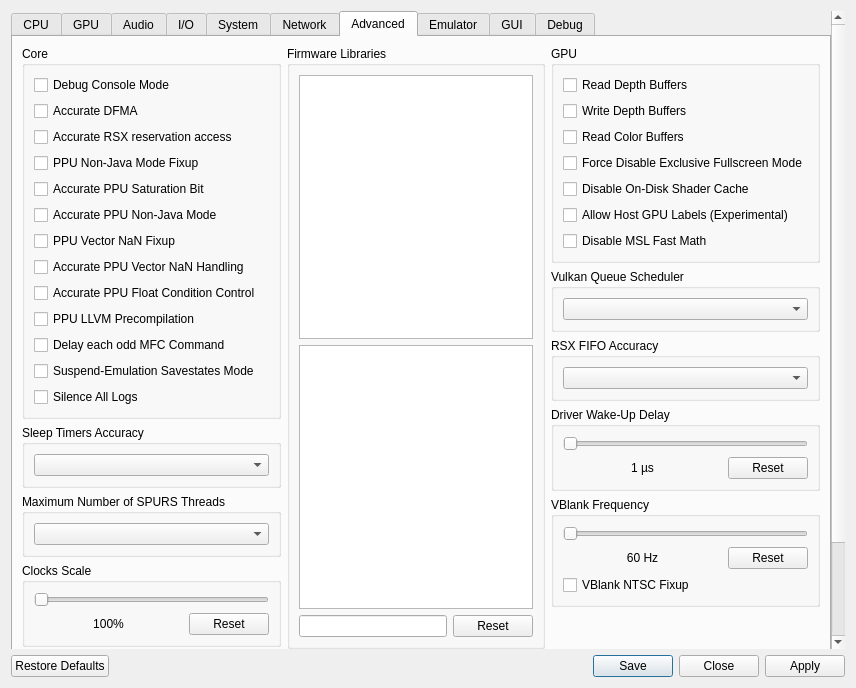
Before: the Qt Designer form rpcs3/rpcs3qt/settings_dialog.ui in RPCS3/rpcs3, drawn with Qt 5.
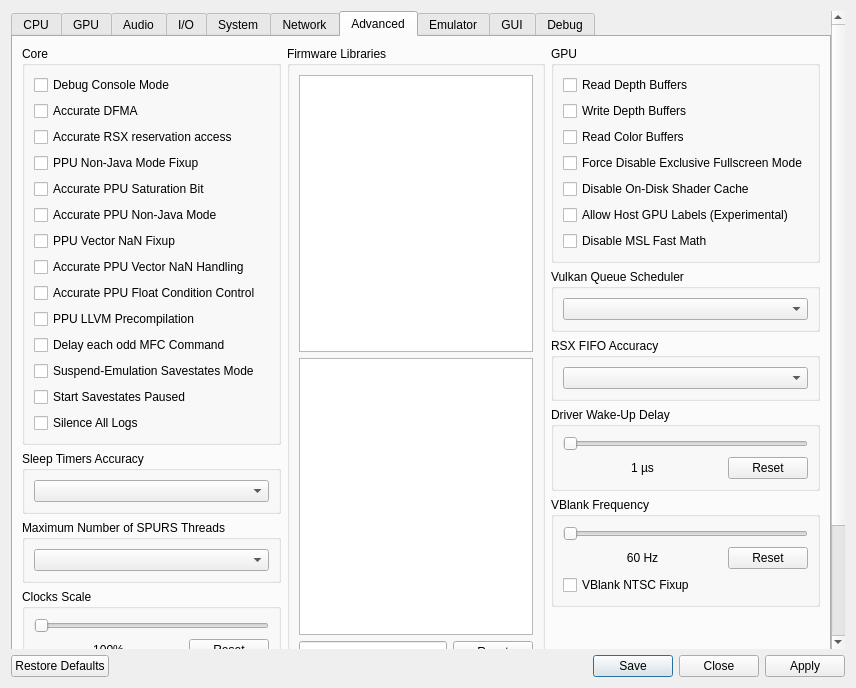
After: the same form once the commit is applied. The open tabs and pages were chosen to show the change. Icons and pictures are not drawn.

Commit message: Savestates: Move "Start Paused" setting to UI

```diff
--- a/rpcs3/rpcs3qt/settings_dialog.ui
+++ b/rpcs3/rpcs3qt/settings_dialog.ui
@@ -2341,6 +2341,13 @@
                  </property>
                 </widget>
                </item>
+               <item>
+                <widget class="QCheckBox" name="pausedSavestates">
+                 <property name="text">
+                  <string>Start Savestates Paused</string>
+                 </property>
+                </widget>
+               </item>
                <item>
                 <widget class="QCheckBox" name="silenceAllLogs">
                  <property name="text">
```
The commit also changes 6 other files.
